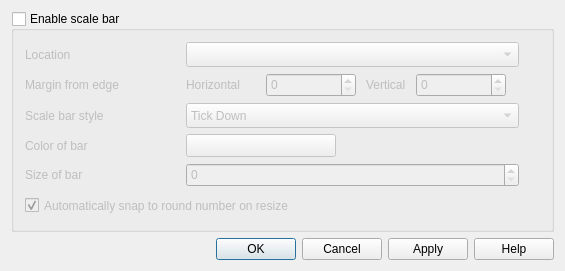
carsmie/QGIS, file src/ui/qgsdecorationscalebardialog.ui: the form before one commit.
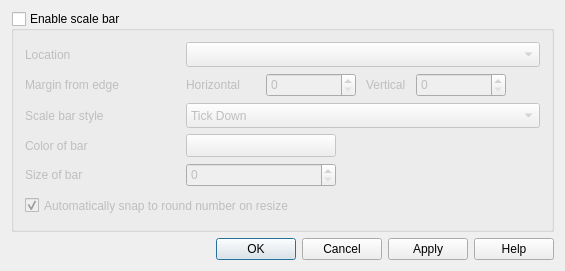
The form after the commit. Icons and pictures are not drawn. Custom widgets are drawn as their Qt base class.

Diff of the .ui file:
```diff
--- a/src/ui/qgsdecorationscalebardialog.ui
+++ b/src/ui/qgsdecorationscalebardialog.ui
@@ -128,18 +128,6 @@
           <verstretch>0</verstretch>
          </sizepolicy>
         </property>
-        <property name="minimumSize">
-         <size>
-          <width>333</width>
-          <height>0</height>
-         </size>
-        </property>
-        <property name="maximumSize">
-         <size>
-          <width>333</width>
-          <height>16777215</height>
-         </size>
-        </property>
        </widget>
       </item>
       <item row="2" column="0">
@@ -179,18 +167,6 @@
           <verstretch>0</verstretch>
          </sizepolicy>
         </property>
-        <property name="minimumSize">
-         <size>
-          <width>333</width>
-          <height>0</height>
-         </size>
-        </property>
-        <property name="maximumSize">
-         <size>
-          <width>333</width>
-          <height>16777215</height>
-         </size>
-        </property>
         <property name="toolTip">
          <string>Select the style of the scale bar</string>
         </property>
@@ -246,29 +222,37 @@
        </widget>
       </item>
       <item row="4" column="1">
-       <widget class="QgsSpinBox" name="spnSize">
-        <property name="sizePolicy">
-         <sizepolicy hsizetype="Minimum" vsizetype="Minimum">
-          <horstretch>0</horstretch>
-          <verstretch>0</verstretch>
-         </sizepolicy>
-        </property>
-        <property name="minimumSize">
-         <size>
-          <width>333</width>
-          <height>0</height>
-         </size>
-        </property>
-        <property name="maximumSize">
-         <size>
-          <width>333</width>
-          <height>16777215</height>
-         </size>
-        </property>
-       </widget>
-      </item>
-      <item row="1" column="2">
-       <widget class="QgsUnitSelectionWidget" name="wgtUnitSelection" native="true"/>
+       <layout class="QHBoxLayout" name="horizontalLayout_3">
+        <item>
+         <widget class="QgsSpinBox" name="spnSize">
+          <property name="sizePolicy">
+           <sizepolicy hsizetype="Minimum" vsizetype="Minimum">
+            <horstretch>0</horstretch>
+            <verstretch>0</verstretch>
+           </sizepolicy>
+          </property>
+          <property name="minimumSize">
+           <size>
+            <width>150</width>
+            <height>0</height>
+           </size>
+          </property>
+         </widget>
+        </item>
+        <item>
+         <spacer name="horizontalSpacer">
+          <property name="orientation">
+           <enum>Qt::Horizontal</enum>
+          </property>
+          <property name="sizeHint" stdset="0">
+           <size>
+            <width>40</width>
+            <height>20</height>
+           </size>
+          </property>
+         </spacer>
+        </item>
+       </layout>
       </item>
       <item row="1" column="1">
        <layout class="QHBoxLayout" name="hlytMargin" stretch="0,0,0,0,0">
@@ -379,17 +363,11 @@
          </widget>
         </item>
         <item>
-         <spacer name="horizontalSpacer_5">
-          <property name="orientation">
-           <enum>Qt::Horizontal</enum>
+         <widget class="QgsUnitSelectionWidget" name="wgtUnitSelection" native="true">
+          <property name="focusPolicy">
+           <enum>Qt::StrongFocus</enum>
           </property>
-          <property name="sizeHint" stdset="0">
-           <size>
-            <width>40</width>
-            <height>20</height>
-           </size>
-          </property>
-         </spacer>
+         </widget>
         </item>
        </layout>
       </item>
```
Left out of the diff: 66 changed lines with no effect on the pictures.
